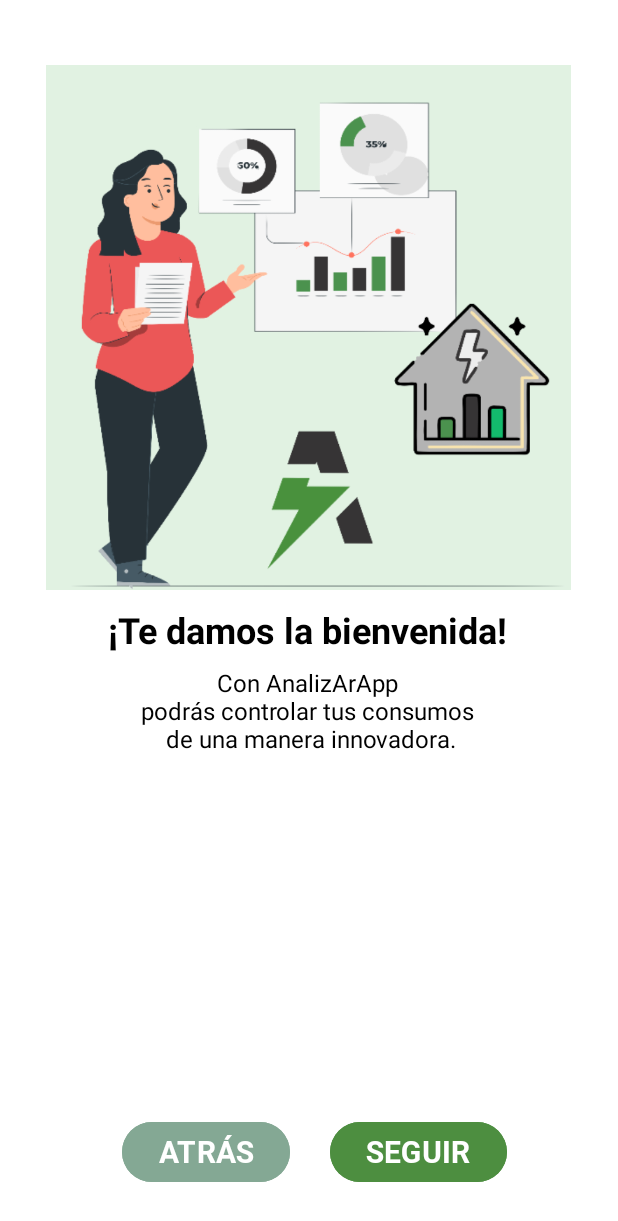
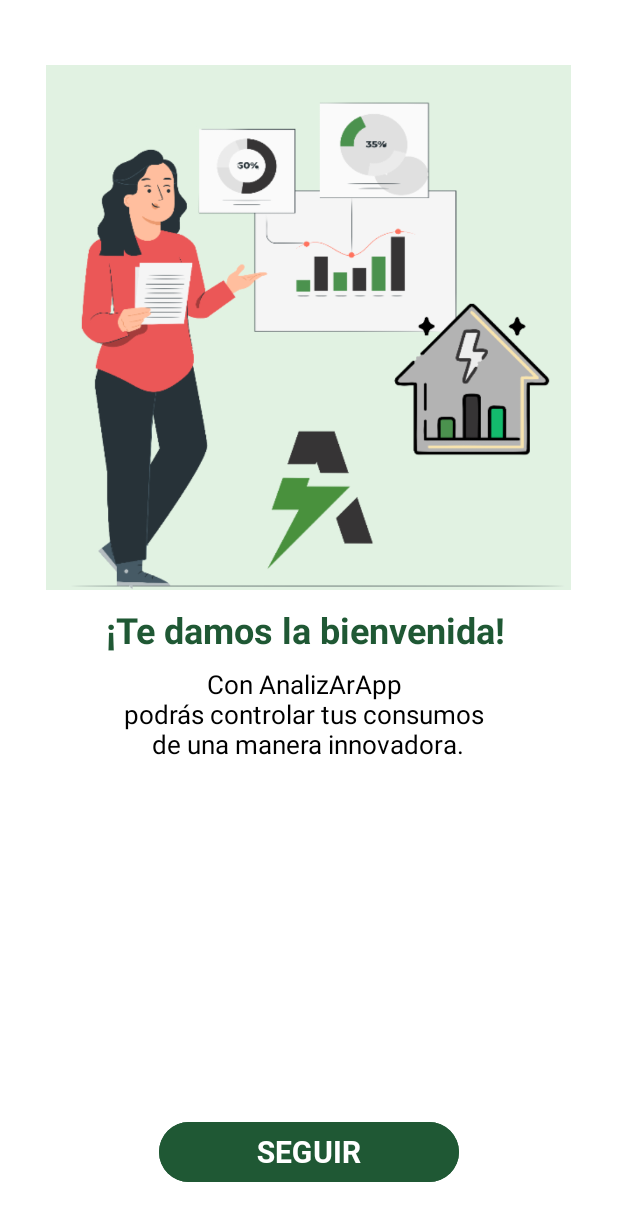
Before and after one commit to Dev-Full-Solutions/AnalizArApp, an Android app: the Onboarding1 screen opened directly, with no data from a screen before it, on a phone screen of 412 x 824 dp. Shown: the top 1221 px of the screen. Run offline under Robolectric (Android 15) with nearby library versions, the phone set to English and light mode, and no system bars; Roboto replaces fonts that are not available here.

Commit message:
Mejoras en la interfaz de Onboarding1. Cambio en la navegación y optimización de la accesibilidad

```diff
--- a/app/src/main/res/layout/activity_onboarding1.xml
+++ b/app/src/main/res/layout/activity_onboarding1.xml
@@ -10,65 +10,55 @@
 
     <Button
         android:id="@+id/seguir"
-        android:layout_width="wrap_content"
+        android:layout_width="0dp"
         android:layout_height="wrap_content"
+        android:layout_marginStart="20dp"
+        android:layout_marginEnd="20dp"
         android:layout_marginBottom="32dp"
-        android:backgroundTint="@color/verde_oscuro"
+        android:backgroundTint="@color/verde"
         android:fontFamily="@font/robotobold"
         android:onClick="seguir"
-        android:text="SEGUIR"
+        android:text="@string/seguir_btn_text"
         android:textColor="@color/white"
-        android:textColorHint="@color/white"
-        android:textSize="20dp"
+        android:textSize="20sp"
+        android:contentDescription="@string/seguir_btn_content_description"
         app:layout_constraintBottom_toBottomOf="parent"
         app:layout_constraintEnd_toEndOf="parent"
-        app:layout_constraintHorizontal_bias="0.749"
-        app:layout_constraintStart_toStartOf="parent" />
-
-    <Button
-        android:id="@+id/atras"
-        android:layout_width="wrap_content"
-        android:layout_height="wrap_content"
-        android:layout_marginBottom="32dp"
-        android:backgroundTint="@color/verde_intermedio"
-        android:fontFamily="@font/robotobold"
-        android:onClick="atras"
-        android:text="ATRÁS"
-        android:textColor="@color/white"
-        android:textColorHint="@color/white"
-        android:textSize="20dp"
-        app:layout_constraintBottom_toBottomOf="parent"
-        app:layout_constraintEnd_toEndOf="parent"
-        app:layout_constraintHorizontal_bias="0.27"
-        app:layout_constraintStart_toStartOf="parent" />
+        app:layout_constraintStart_toStartOf="parent"
+        app:layout_constraintHorizontal_bias="0.5"
+        app:layout_constraintWidth_max="200dp" />
 
     <TextView
         android:id="@+id/textView"
-        android:layout_width="320dp"
+        android:layout_width="wrap_content"
+        android:maxWidth="320dp"
         android:layout_height="wrap_content"
         android:layout_marginTop="8dp"
         android:fontFamily="@font/roboto"
         android:gravity="center_horizontal"
         android:scaleX="1"
         android:scaleY="1"
-        android:text="Con AnalizArApp\n podrás controlar tus consumos \n de una manera innovadora."
+        android:text="@string/textview_content"
         android:textColor="@color/black"
-        android:textSize="16sp"
+        android:textSize="17sp"
         app:layout_constraintEnd_toEndOf="parent"
         app:layout_constraintHorizontal_bias="0.483"
         app:layout_constraintStart_toStartOf="parent"
-        app:layout_constraintTop_toBottomOf="@+id/textView2" />
+        app:layout_constraintTop_toBottomOf="@+id/textView2"
+        android:contentDescription="@string/textview_description"
+        />
+
 
     <TextView
         android:id="@+id/textView2"
-        android:layout_width="320dp"
+        android:layout_width="wrap_content"
         android:layout_height="wrap_content"
         android:layout_marginTop="10dp"
         android:layout_marginBottom="4dp"
         android:fontFamily="@font/roboto"
-        android:text="¡Te damos la bienvenida!"
+        android:text="@string/textview2_text"
         android:textAlignment="center"
-        android:textColor="@color/black"
+        android:textColor="@color/verde"
         android:textSize="24sp"
         android:textStyle="bold"
         app:layout_constraintBottom_toTopOf="@+id/textView"
@@ -76,7 +66,10 @@
         app:layout_constraintHorizontal_bias="0.483"
         app:layout_constraintStart_toStartOf="parent"
         app:layout_constraintTop_toBottomOf="@+id/imageView4"
-        app:layout_constraintVertical_bias="1.0" />
+        app:layout_constraintVertical_bias="1.0"
+        android:contentDescription="@string/textview2_description"
+        />
+
 
     <ImageView
         android:id="@+id/imageView4"
@@ -89,5 +82,6 @@
         app:layout_constraintStart_toStartOf="parent"
         app:layout_constraintTop_toTopOf="parent"
         app:layout_constraintVertical_bias="0.051"
-        app:srcCompat="@drawable/_00" />
+        app:srcCompat="@drawable/_00"
+        android:contentDescription="@string/image_description"/>
 </androidx.constraintlayout.widget.ConstraintLayout>
--- a/app/src/main/res/values/strings.xml
+++ b/app/src/main/res/values/strings.xml
@@ -28,6 +28,17 @@
     <string name="descripcion_btn_ingresar">Presionar para iniciar sesión en la aplicación</string>
     <string name="descripcion_btn_iniciar_tour">Presionar para iniciar el recorrido de características de la aplicación</string>
     <string name="descripcion_logotipo">Logotipo de la aplicación AnalizAr App</string>
+
+    <!-- Strings Onboarding1-->
+
+    <string name="seguir_btn_text">SEGUIR</string>
+    <string name="seguir_btn_content_description">Continuar a la siguiente pantalla de características de la aplicación</string>
+    <string name="textview_content">Con AnalizArApp\n podrás controlar tus consumos \n de una manera innovadora.</string>
+    <string name="textview_description">Información sobre el control de consumos en AnalizArApp.</string>
+    <string name="textview2_text">¡Te damos la bienvenida!</string>
+    <string name="textview2_description">Conocé nuestra aplicación</string>
+    <string name="image_description">Una mujer señala los gráficos de consumo de energía eléctrica domiciliario</string>
+
 
 
     <!-- Strings Onboarding-->
```
